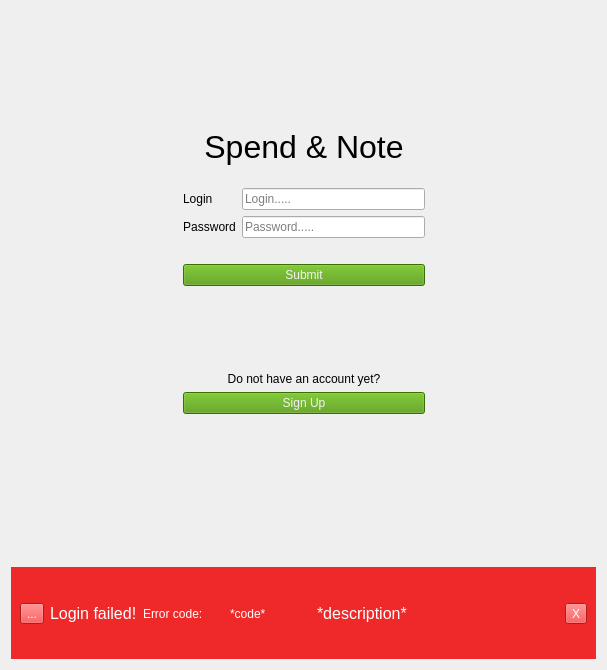
iodream/Spend-Note, file src/Client/View/LoginPage/LoginPage.ui: the form before one commit.
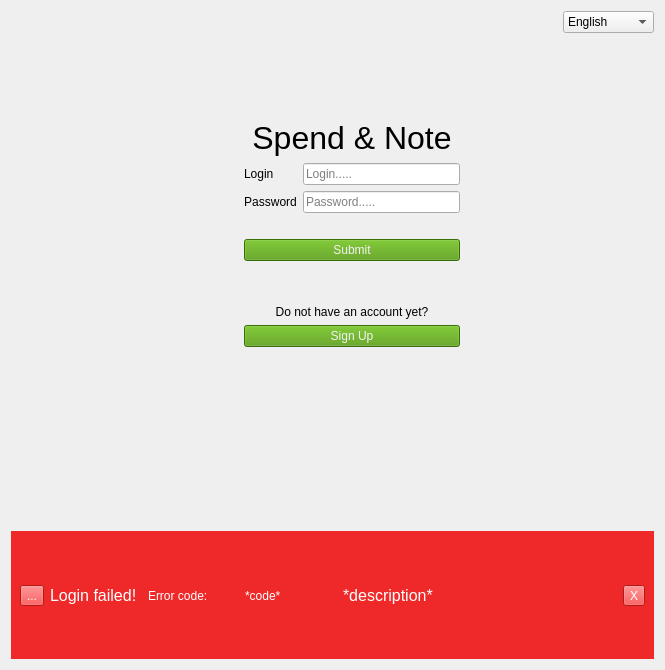
The form after the commit. Icons and pictures are not drawn.

Commit message: ui localization work, add ui language selector and generate first translations

Diff of the .ui file:
```diff
--- a/src/Client/View/LoginPage/LoginPage.ui
+++ b/src/Client/View/LoginPage/LoginPage.ui
@@ -6,7 +6,7 @@
    <rect>
     <x>0</x>
     <y>0</y>
-    <width>607</width>
+    <width>665</width>
     <height>670</height>
    </rect>
   </property>
@@ -17,8 +17,21 @@
    <iconset>
     <normaloff>../../../../77-770172_dollar-clipart-psd-bag-of-money-icon-png.jpeg</normaloff>../../../../77-770172_dollar-clipart-psd-bag-of-money-icon-png.jpeg</iconset>
   </property>
-  <layout class="QGridLayout" name="gridLayout" rowstretch="1,4,1,1" columnstretch="1,4,1">
-   <item row="1" column="0">
+  <layout class="QGridLayout" name="gridLayout" rowstretch="1,0,0,0,0,0,0,0" columnstretch="1,0,0,0,0,0,0,0,0,0,0,0">
+   <item row="5" column="11">
+    <spacer name="horizontalSpacer_2">
+     <property name="orientation">
+      <enum>Qt::Horizontal</enum>
+     </property>
+     <property name="sizeHint" stdset="0">
+      <size>
+       <width>91</width>
+       <height>20</height>
+      </size>
+     </property>
+    </spacer>
+   </item>
+   <item row="5" column="0">
     <spacer name="horizontalSpacer">
      <property name="orientation">
       <enum>Qt::Horizontal</enum>
@@ -31,7 +44,7 @@
      </property>
     </spacer>
    </item>
-   <item row="1" column="1">
+   <item row="5" column="8">
     <widget class="QWidget" name="loginWidget" native="true">
      <layout class="QHBoxLayout" name="horizontalLayout_2" stretch="1,4,1">
       <item>
@@ -48,7 +61,7 @@
        </spacer>
       </item>
       <item>
-       <layout class="QVBoxLayout" name="verticalLayout" stretch="3,0,0,1,3,1,1,2">
+       <layout class="QVBoxLayout" name="verticalLayout" stretch="3,0,0,1,3,1,1,0,2">
         <item alignment="Qt::AlignHCenter">
          <widget class="QLabel" name="titleLabel">
           <property name="font">
@@ -209,7 +222,7 @@
      </layout>
     </widget>
    </item>
-   <item row="0" column="1">
+   <item row="0" column="8" rowspan="3" colspan="2">
     <spacer name="verticalSpacer">
      <property name="orientation">
       <enum>Qt::Vertical</enum>
@@ -222,33 +235,7 @@
      </property>
     </spacer>
    </item>
-   <item row="1" column="2">
-    <spacer name="horizontalSpacer_2">
-     <property name="orientation">
-      <enum>Qt::Horizontal</enum>
-     </property>
-     <property name="sizeHint" stdset="0">
-      <size>
-       <width>91</width>
-       <height>20</height>
-      </size>
-     </property>
-    </spacer>
-   </item>
-   <item row="2" column="1">
-    <spacer name="verticalSpacer_2">
-     <property name="orientation">
-      <enum>Qt::Vertical</enum>
-     </property>
-     <property name="sizeHint" stdset="0">
-      <size>
-       <width>20</width>
-       <height>93</height>
-      </size>
-     </property>
-    </spacer>
-   </item>
-   <item row="3" column="0" colspan="3">
+   <item row="7" column="0" colspan="12">
     <widget class="QWidget" name="ErrorWidget" native="true">
      <property name="enabled">
       <bool>true</bool>
@@ -353,6 +340,56 @@
      </layout>
     </widget>
    </item>
+   <item row="6" column="8">
+    <spacer name="verticalSpacer_2">
+     <property name="orientation">
+      <enum>Qt::Vertical</enum>
+     </property>
+     <property name="sizeHint" stdset="0">
+      <size>
+       <width>20</width>
+       <height>93</height>
+      </size>
+     </property>
+    </spacer>
+   </item>
+   <item row="0" column="11">
+    <widget class="QComboBox" name="LanguageSelector">
+     <item>
+      <property name="text">
+       <string>English</string>
+      </property>
+     </item>
+     <item>
+      <property name="text">
+       <string>Українська</string>
+      </property>
+     </item>
+    </widget>
+   </item>
+   <item row="0" column="10">
+    <widget class="QLabel" name="label_2">
+     <property name="minimumSize">
+      <size>
+       <width>22</width>
+       <height>2</height>
+      </size>
+     </property>
+     <property name="maximumSize">
+      <size>
+       <width>25</width>
+       <height>24</height>
+      </size>
+     </property>
+     <property name="styleSheet">
+      <string notr="true">background-image: url(:/Icons/Icons/baseline_language_black_24dp.png) no-repeat;
+background-size:contain;</string>
+     </property>
+     <property name="text">
+      <string/>
+     </property>
+    </widget>
+   </item>
   </layout>
  </widget>
  <resources>
```
Left out of the diff: 3 changed lines with no effect on the pictures. The commit also changes 55 other files.
